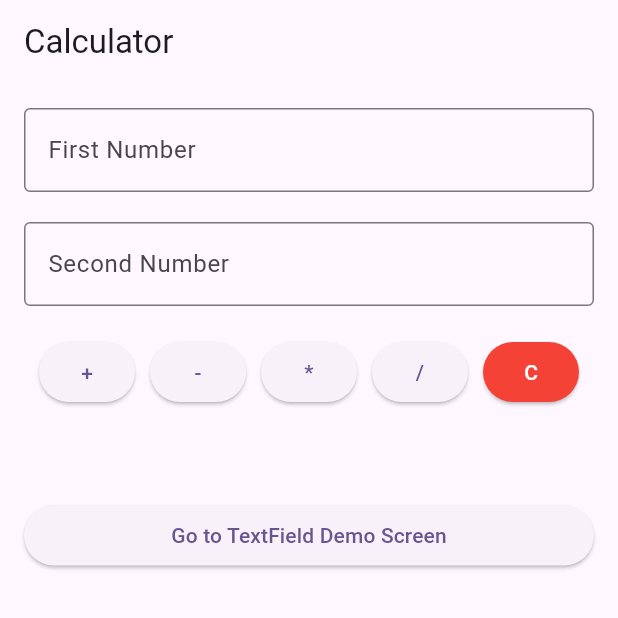
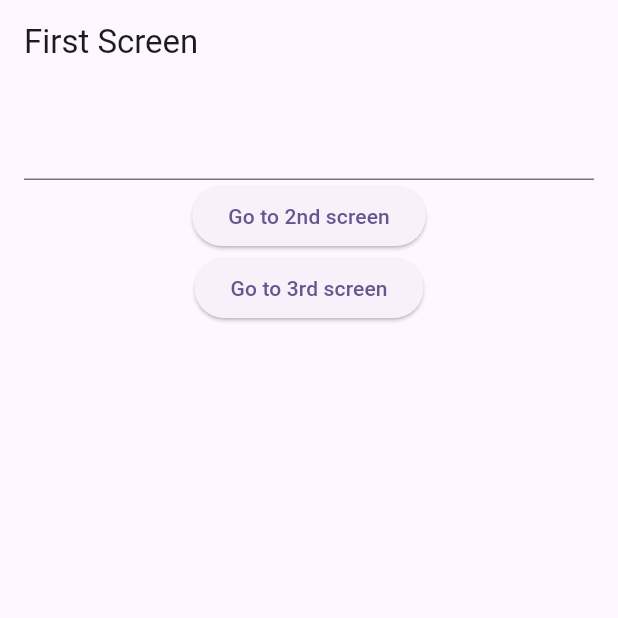
Before and after one commit to abidroid/sbbwu_session12_textfields_forms_navigation, a Flutter app: the screen it shows after launch, on a phone screen of 412 x 824 dp, the top half of it. Run offline on Flutter 3.47's test engine with Material 3 defaults, Android fonts, the phone set to English and light mode, and no system bars; our stand-ins replace fluttertoast, gap.

Commit message:
navigation done

```diff
--- a/lib/main.dart
+++ b/lib/main.dart
@@ -1,4 +1,5 @@
 import 'package:flutter/material.dart';
+import 'package:sbbwu_session12_textfields_forms_navigation/screens/first_screen.dart';
 import 'package:sbbwu_session12_textfields_forms_navigation/screens/simple_calculator.dart';
 import 'package:sbbwu_session12_textfields_forms_navigation/screens/textfield_demo_screen.dart';
 
@@ -19,7 +20,7 @@ class MyApp extends StatelessWidget {
         colorScheme: ColorScheme.fromSeed(seedColor: Colors.deepPurple),
         useMaterial3: true,
       ),
-      home: const SimpleCalculator(),
+      home: const FirstScreen(),
     );
   }
 }
--- /dev/null
+++ b/lib/screens/first_screen.dart
@@ -0,0 +1,50 @@
+
+import 'package:flutter/material.dart';
+import 'package:sbbwu_session12_textfields_forms_navigation/screens/second_screen.dart';
+import 'package:sbbwu_session12_textfields_forms_navigation/screens/third_screen.dart';
+
+class FirstScreen extends StatefulWidget {
+  const FirstScreen({super.key});
+
+  @override
+  State<FirstScreen> createState() => _FirstScreenState();
+}
+
+class _FirstScreenState extends State<FirstScreen> {
+
+  TextEditingController nameC = TextEditingController();
+
+  @override
+  Widget build(BuildContext context) {
+    return Scaffold(appBar: AppBar(title: const Text('First Screen'),
+    ),
+    body: Padding(
+      padding: const EdgeInsets.all(16.0),
+      child: Column(children: [
+
+        TextField(
+          controller: nameC,
+        ),
+        ElevatedButton(onPressed: (){
+
+          String name = nameC.text.trim();
+
+          Navigator.of(context).push(MaterialPageRoute(builder: (context){
+            return SecondScreen(noom: name );
+          }));
+
+        }, child: const Text('Go to 2nd screen')),
+        ElevatedButton(onPressed: (){
+
+
+
+          Navigator.of(context).push(MaterialPageRoute(builder: (context){
+            return ThirdScreen(nama: nameC.text.trim(),);
+          }));
+        }, child: const Text('Go to 3rd screen')),
+
+      ],),
+    ),
+    );
+  }
+}
```
Also changed, not shown: lib/screens/second_screen.dart (added, +14 -0 lines), lib/screens/third_screen.dart (added, +24 -0 lines).
